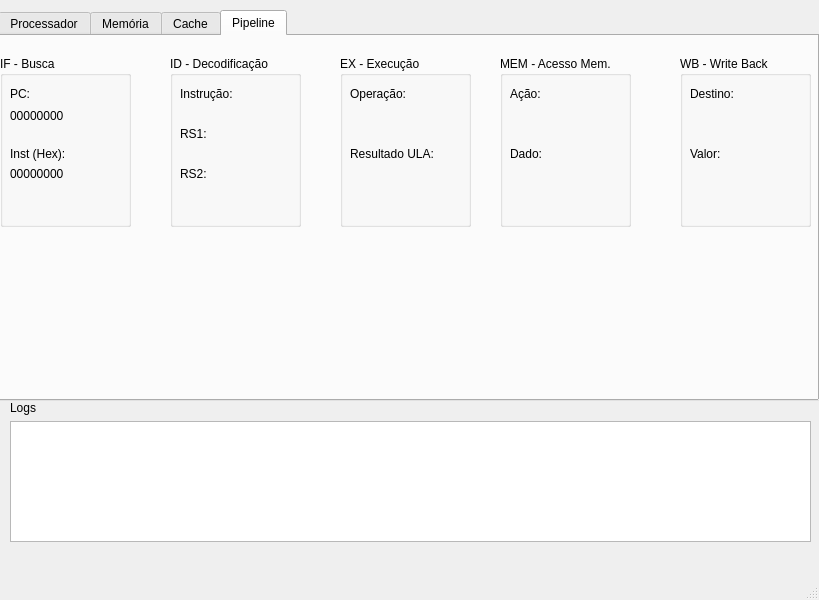
Before: the Qt Designer form src/gui/mainwindow.ui in th-markendorf/Simulador-de-Processador-RISC-V, drawn with Qt 5.
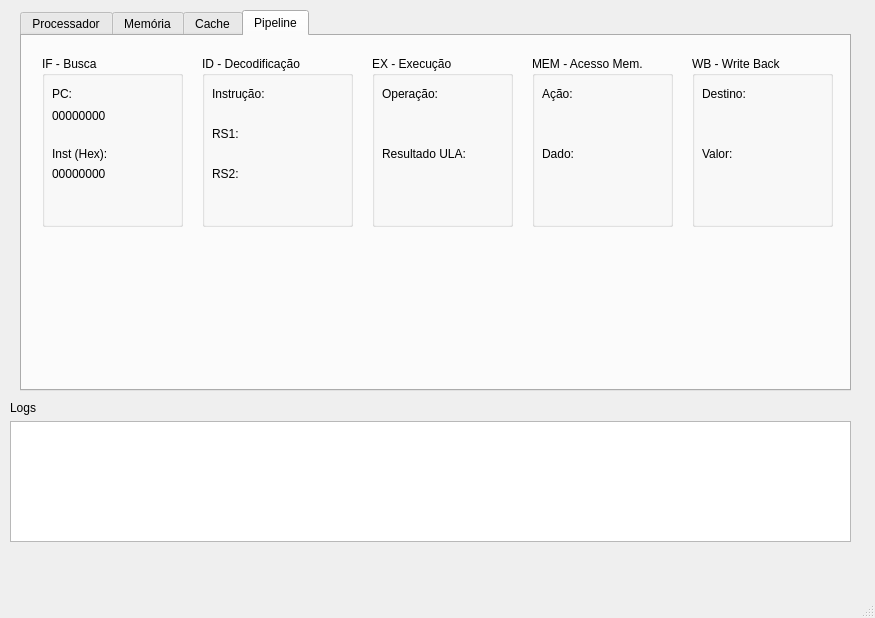
After: the same form once the commit is applied. The open tabs and pages were chosen to show the change.

```diff
--- a/src/gui/mainwindow.ui
+++ b/src/gui/mainwindow.ui
@@ -6,8 +6,8 @@
    <rect>
     <x>0</x>
     <y>0</y>
-    <width>819</width>
-    <height>600</height>
+    <width>875</width>
+    <height>618</height>
    </rect>
   </property>
   <property name="windowTitle">
@@ -19,7 +19,7 @@
      <rect>
       <x>10</x>
       <y>401</y>
-      <width>801</width>
+      <width>841</width>
       <height>141</height>
      </rect>
     </property>
@@ -48,10 +48,10 @@
    <widget class="QTabWidget" name="mainTabWidget">
     <property name="geometry">
      <rect>
-      <x>-2</x>
+      <x>20</x>
       <y>10</y>
-      <width>821</width>
-      <height>391</height>
+      <width>831</width>
+      <height>381</height>
      </rect>
     </property>
     <property name="currentIndex">
@@ -229,9 +229,9 @@
      <widget class="QGroupBox" name="groupBox">
       <property name="geometry">
        <rect>
-        <x>0</x>
+        <x>20</x>
         <y>20</y>
-        <width>131</width>
+        <width>141</width>
         <height>171</height>
        </rect>
       </property>
@@ -294,9 +294,9 @@
      <widget class="QGroupBox" name="groupBox_2">
       <property name="geometry">
        <rect>
-        <x>170</x>
+        <x>180</x>
         <y>20</y>
-        <width>131</width>
+        <width>151</width>
         <height>171</height>
        </rect>
       </property>
@@ -385,9 +385,9 @@
      <widget class="QGroupBox" name="groupBox_3">
       <property name="geometry">
        <rect>
-        <x>340</x>
+        <x>350</x>
         <y>20</y>
-        <width>131</width>
+        <width>141</width>
         <height>171</height>
        </rect>
       </property>
@@ -450,9 +450,9 @@
      <widget class="QGroupBox" name="groupBox_4">
       <property name="geometry">
        <rect>
-        <x>500</x>
+        <x>510</x>
         <y>20</y>
-        <width>131</width>
+        <width>141</width>
         <height>171</height>
        </rect>
       </property>
@@ -515,9 +515,9 @@
      <widget class="QGroupBox" name="groupBox_5">
       <property name="geometry">
        <rect>
-        <x>680</x>
+        <x>670</x>
         <y>20</y>
-        <width>131</width>
+        <width>141</width>
         <height>171</height>
        </rect>
       </property>
```
Left out of the diff: 16 changed lines with no effect on the pictures.
